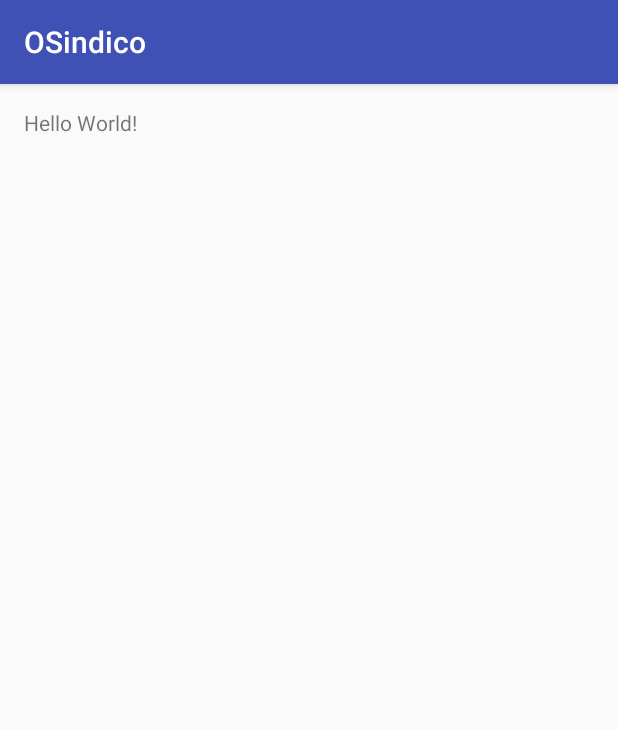
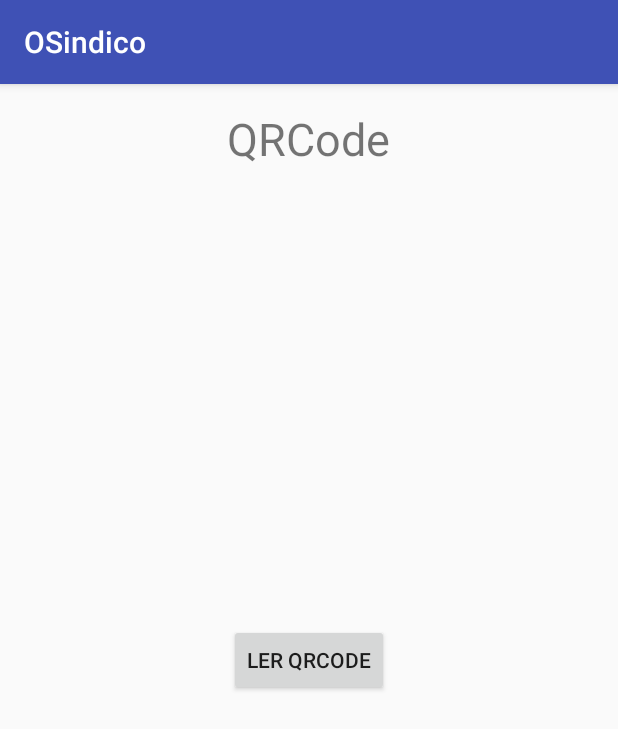
Before and after one commit to pablovfds/OSindico, an Android app: the screen it shows after launch (CadastroMoradorActivity before the commit, LeitorActivity after it), on a phone screen of 412 x 824 dp. Shown: the top 729 px of the screen. Run offline under Robolectric (Android 15) with nearby library versions, the phone set to English and light mode, and no system bars; libraries missing offline, so code that uses them is left out: com.google.zxing.integration.

Commit message:
Implementacao do Leitor de QRCode

```diff
--- a/app/build.gradle
+++ b/app/build.gradle
@@ -26,4 +26,6 @@ dependencies {
     })
     compile 'com.android.support:appcompat-v7:25.0.1'
     testCompile 'junit:junit:4.12'
+    compile 'com.google.zxing:core:3.2.1'
+    compile 'com.journeyapps:zxing-android-embedded:3.2.0@aar'
 }
--- a/app/src/main/AndroidManifest.xml
+++ b/app/src/main/AndroidManifest.xml
@@ -8,13 +8,14 @@
         android:label="@string/app_name"
         android:supportsRtl="true"
         android:theme="@style/AppTheme">
-        <activity android:name=".cadastroMorador.ui.CadastroMoradorActivity">
+        <activity android:name=".LeitorQRCode.ui.LeitorActivity">
             <intent-filter>
                 <action android:name="android.intent.action.MAIN" />
 
                 <category android:name="android.intent.category.LAUNCHER" />
             </intent-filter>
         </activity>
+        <activity android:name=".cadastroMorador.ui.CadastroMoradorActivity"></activity>
     </application>
 
 </manifest>
--- /dev/null
+++ b/app/src/main/java/br/com/edu/ufcg/osindico/LeitorQRCode/ui/LeitorActivity.java
@@ -0,0 +1,53 @@
+package br.com.edu.ufcg.osindico.LeitorQRCode.ui;
+
+import android.app.Activity;
+import android.content.Intent;
+import android.support.v7.app.AppCompatActivity;
+import android.os.Bundle;
+import android.view.View;
+import android.widget.Button;
+import android.widget.Toast;
+
+import com.google.zxing.integration.android.IntentIntegrator;
+import com.google.zxing.integration.android.IntentResult;
+
+import br.com.edu.ufcg.osindico.R;
+
+public class LeitorActivity extends AppCompatActivity {
+
+    private Button leitor_btn;
+
+    @Override
+    protected void onCreate(Bundle savedInstanceState) {
+        super.onCreate(savedInstanceState);
+        setContentView(R.layout.activity_leitor);
+        leitor_btn = (Button) findViewById(R.id.ler_qrcode_btn);
+        final Activity activity = this;
+        leitor_btn.setOnClickListener(new View.OnClickListener() {
+            @Override
+            public void onClick(View view) {
+                IntentIntegrator integrator = new IntentIntegrator(activity);
+                integrator.setDesiredBarcodeFormats(IntentIntegrator.QR_CODE_TYPES);
+                integrator.setPrompt("Scan");
+                integrator.setCameraId(0);
+                integrator.setBeepEnabled(false);
+                integrator.setBarcodeImageEnabled(false);
+                integrator.initiateScan();
+            }
+        });
+    }
+
+    @Override
+    protected void onActivityResult(int requestCode, int resultCode, Intent data) {
+        IntentResult result = IntentIntegrator.parseActivityResult(requestCode, resultCode, data);
+        if (result != null) {
+            if (result.getContents() == null) {
+                Toast.makeText(this, "Erro", Toast.LENGTH_LONG).show();
+            } else {
+                Toast.makeText(this, result.getContents(), Toast.LENGTH_LONG).show();
+            }
+        } else {
+            super.onActivityResult(requestCode, resultCode, data);
+        }
+    }
+}
--- a/app/src/main/java/br/com/edu/ufcg/osindico/cadastroMorador/ui/CadastroMoradorActivity.java
+++ b/app/src/main/java/br/com/edu/ufcg/osindico/cadastroMorador/ui/CadastroMoradorActivity.java
@@ -4,8 +4,9 @@ import android.support.v7.app.AppCompatActivity;
 import android.os.Bundle;
 
 import br.com.edu.ufcg.osindico.R;
+import br.com.edu.ufcg.osindico.cadastroMorador.mvp.ICadastroMoradorMVP;
 
-public class CadastroMoradorActivity extends AppCompatActivity {
+public class CadastroMoradorActivity extends AppCompatActivity implements ICadastroMoradorMVP.CadastroMoradorView {
 
     @Override
     protected void onCreate(Bundle savedInstanceState) {
--- /dev/null
+++ b/app/src/main/res/layout/activity_leitor.xml
@@ -0,0 +1,28 @@
+<?xml version="1.0" encoding="utf-8"?>
+<RelativeLayout xmlns:android="http://schemas.android.com/apk/res/android"
+    xmlns:tools="http://schemas.android.com/tools"
+    android:id="@+id/activity_leitor"
+    android:layout_width="match_parent"
+    android:layout_height="match_parent"
+    android:paddingBottom="@dimen/activity_vertical_margin"
+    android:paddingLeft="@dimen/activity_horizontal_margin"
+    android:paddingRight="@dimen/activity_horizontal_margin"
+    android:paddingTop="@dimen/activity_vertical_margin"
+    tools:context="LeitorQRCode.ui.LeitorActivity">
+
+    <TextView
+        android:text="QRCode"
+        android:textSize="30dp"
+        android:layout_width="wrap_content"
+        android:layout_height="wrap_content"
+        android:id="@+id/textView"
+        android:layout_centerHorizontal="true"/>
+
+    <Button
+        android:layout_width="wrap_content"
+        android:layout_height="wrap_content"
+        android:layout_centerHorizontal="true"
+        android:layout_centerVertical="true"
+        android:text="Ler QRCode"
+        android:id="@+id/ler_qrcode_btn"/>
+</RelativeLayout>
--- a/build.gradle
+++ b/build.gradle
@@ -5,7 +5,7 @@ buildscript {
         jcenter()
     }
     dependencies {
-        classpath 'com.android.tools.build:gradle:2.2.0'
+        classpath 'com.android.tools.build:gradle:2.2.3'
 
         // NOTE: Do not place your application dependencies here; they belong
         // in the individual module build.gradle files
```
